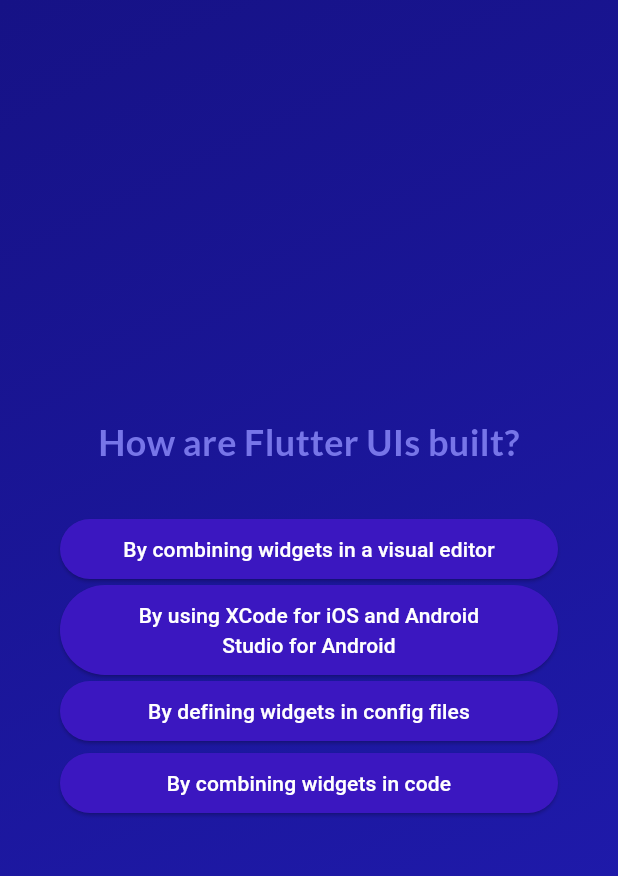
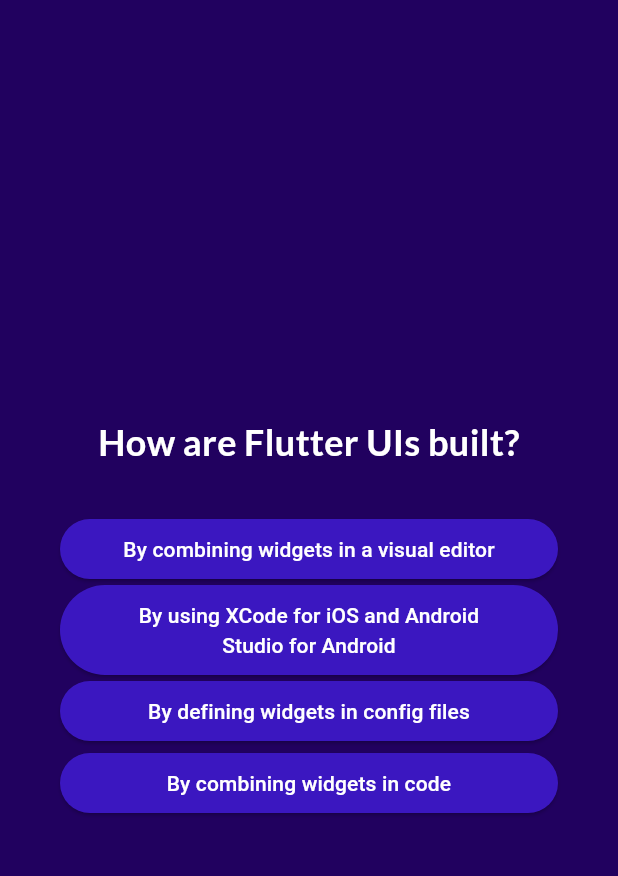
Before and after one commit to KhanhLy1202/flutter_projects, a Flutter app: the screen it shows after launch, after a tap on "Start Quiz", after a tap on "Components", on a phone screen of 412 x 824 dp. Shown: the top 876 px of the screen. Run offline on Flutter 3.47's test engine with Material 3 defaults, Android fonts, the phone set to English and light mode, and no system bars; our stand-ins replace google_fonts.

Commit message:
done quiz game

```diff
--- a/adv_basics/lib/question_summer/question_identifier.dart
+++ b/adv_basics/lib/question_summer/question_identifier.dart
@@ -18,7 +18,7 @@ class QuestionIdentifier extends StatelessWidget {
       height: 40,
       alignment: Alignment.center,
       decoration: BoxDecoration(
-        color: isCorrectAnswer ? Colors.pink : Colors.blue,
+        color: isCorrectAnswer ? Colors.blue : Colors.pink,
         borderRadius: BorderRadius.all(
           Radius.circular(100),
         ),
--- a/adv_basics/lib/questions_screen.dart
+++ b/adv_basics/lib/questions_screen.dart
@@ -1,15 +1,16 @@
 import 'package:flutter/material.dart';
+import 'package:google_fonts/google_fonts.dart';
+
 import 'package:adv_basics/answer_button.dart';
 import 'package:adv_basics/data/questions.dart';
-import 'package:google_fonts/google_fonts.dart';
 
 class QuestionsScreen extends StatefulWidget {
   const QuestionsScreen({
     super.key,
-    required this.onSelectAnswers,
+    required this.onSelectAnswer,
   });
 
-  final void Function(String answer) onSelectAnswers;
+  final void Function(String answer) onSelectAnswer;
 
   @override
   State<QuestionsScreen> createState() {
@@ -21,9 +22,11 @@ class _QuestionsScreenState extends State<QuestionsScreen> {
   var currentQuestionIndex = 0;
 
   void answerQuestion(String selectedAnswer) {
-    widget.onSelectAnswers(selectedAnswer);
+    widget.onSelectAnswer(selectedAnswer);
+    // currentQuestionIndex = currentQuestionIndex + 1;
+    // currentQuestionIndex += 1;
     setState(() {
-      currentQuestionIndex++;
+      currentQuestionIndex++; // increments the value by 1
     });
   }
 
@@ -34,7 +37,7 @@ class _QuestionsScreenState extends State<QuestionsScreen> {
     return SizedBox(
       width: double.infinity,
       child: Container(
-        padding: EdgeInsets.all(40),
+        margin: const EdgeInsets.all(40),
         child: Column(
           mainAxisAlignment: MainAxisAlignment.center,
           crossAxisAlignment: CrossAxisAlignment.stretch,
@@ -42,7 +45,7 @@ class _QuestionsScreenState extends State<QuestionsScreen> {
             Text(
               currentQuestion.text,
               style: GoogleFonts.lato(
-                color: const Color.fromARGB(255, 119, 117, 232),
+                color: const Color.fromARGB(255, 255, 255, 255),
                 fontSize: 24,
                 fontWeight: FontWeight.bold,
               ),
@@ -56,7 +59,7 @@ class _QuestionsScreenState extends State<QuestionsScreen> {
                   answerQuestion(answer);
                 },
               );
-            }),
+            })
           ],
         ),
       ),
--- a/adv_basics/lib/quiz.dart
+++ b/adv_basics/lib/quiz.dart
@@ -1,14 +1,15 @@
+import 'package:flutter/material.dart';
+
+import 'package:adv_basics/start_screen.dart';
+import 'package:adv_basics/questions_screen.dart';
 import 'package:adv_basics/data/questions.dart';
 import 'package:adv_basics/results_screen.dart';
-import 'package:flutter/material.dart';
-import 'package:adv_basics/questions_screen.dart';
-import 'package:adv_basics/start_screen.dart';
 
 class Quiz extends StatefulWidget {
   const Quiz({super.key});
 
   @override
-  State<StatefulWidget> createState() {
+  State<Quiz> createState() {
     return _QuizState();
   }
 }
@@ -17,9 +18,9 @@ class _QuizState extends State<Quiz> {
   List<String> selectedAnswers = [];
   var activeScreen = 'start-screen';
 
-  void swicthScreen() {
+  void switchScreen() {
     setState(() {
-      activeScreen = 'question-screen';
+      activeScreen = 'questions-screen';
     });
   }
 
@@ -28,7 +29,7 @@ class _QuizState extends State<Quiz> {
 
     if (selectedAnswers.length == questions.length) {
       setState(() {
-        activeScreen = 'question-screen';
+        activeScreen = 'results-screen';
       });
     }
   }
@@ -36,17 +37,17 @@ class _QuizState extends State<Quiz> {
   void restartQuiz() {
     setState(() {
       selectedAnswers = [];
-      activeScreen = 'question-screen';
+      activeScreen = 'questions-screen';
     });
   }
 
   @override
-  Widget build(BuildContext context) {
-    Widget screenWidget = StartScreen(swicthScreen);
+  Widget build(context) {
+    Widget screenWidget = StartScreen(switchScreen);
 
-    if (activeScreen == 'question-screen') {
+    if (activeScreen == 'questions-screen') {
       screenWidget = QuestionsScreen(
-        onSelectAnswers: chooseAnswer,
+        onSelectAnswer: chooseAnswer,
       );
     }
 
@@ -60,11 +61,11 @@ class _QuizState extends State<Quiz> {
     return MaterialApp(
       home: Scaffold(
         body: Container(
-          decoration: BoxDecoration(
+          decoration: const BoxDecoration(
             gradient: LinearGradient(
               colors: [
-                const Color.fromARGB(255, 22, 18, 134),
-                const Color.fromARGB(255, 33, 28, 180),
+                Color.fromARGB(255, 33, 1, 95),
+                Color.fromARGB(255, 33, 1, 95),
               ],
               begin: Alignment.topLeft,
               end: Alignment.bottomRight,
```
